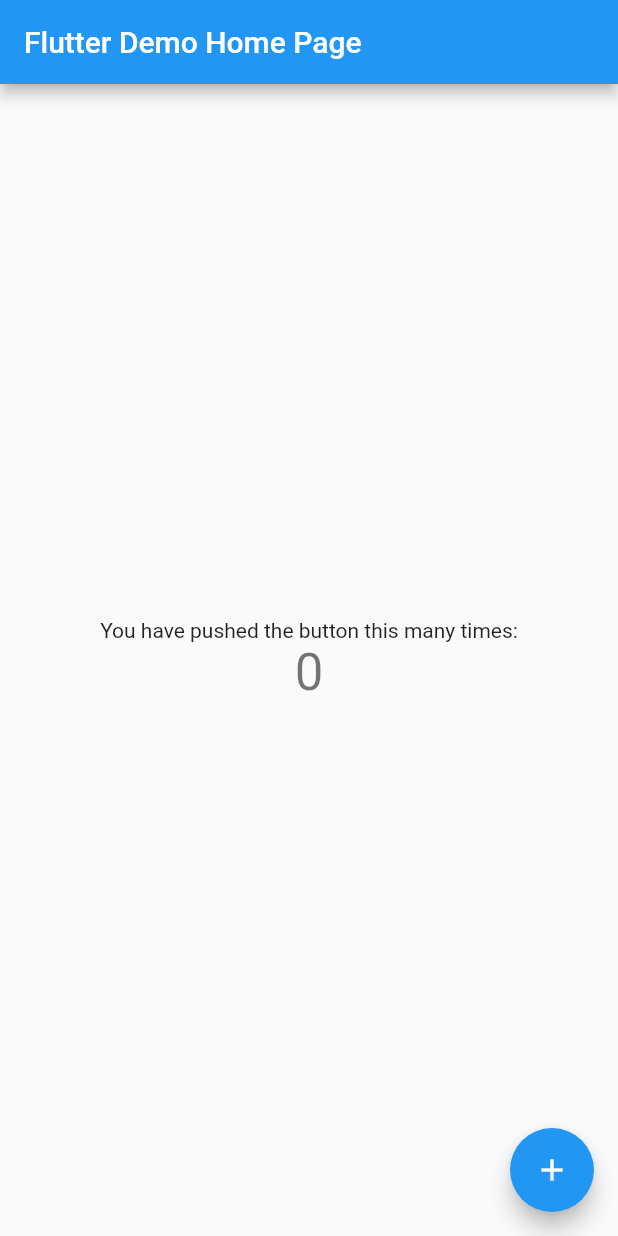
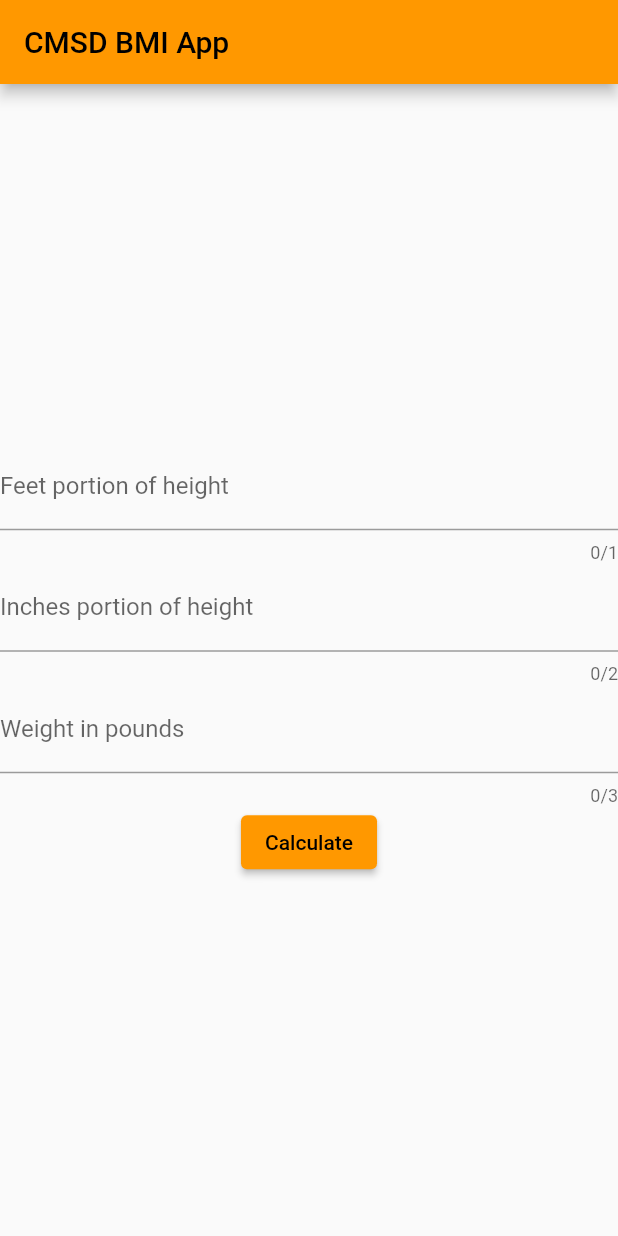
Before and after one commit to AniCricKet/flutterproject-zdl, a Flutter app: the screen it shows after launch, on a phone screen of 412 x 824 dp. Run offline on Flutter 3.47's test engine with Material 2 defaults, Android fonts, the phone set to English and light mode, and no system bars.

Commit message:
demo bmi example code

```diff
--- a/lib/main.dart
+++ b/lib/main.dart
@@ -1,36 +1,33 @@
+//import 'dart:html';
+import 'dart:math';
+
 import 'package:flutter/material.dart';
+import 'package:flutter/services.dart';
 
 void main() {
-  runApp(const MyApp());
+  runApp(const BmiApp());
 }
 
-class MyApp extends StatelessWidget {
-  const MyApp({super.key});
+class BmiApp extends StatelessWidget {
+  const BmiApp({super.key});
+  static const _title = "CMSD BMI App";
 
   // This widget is the root of your application.
   @override
   Widget build(BuildContext context) {
     return MaterialApp(
-      title: 'Flutter Demo',
+      title: _title,
       theme: ThemeData(
-        // This is the theme of your application.
-        //
-        // Try running your application with "flutter run". You'll see the
-        // application has a blue toolbar. Then, without quitting the app, try
-        // changing the primarySwatch below to Colors.green and then invoke
-        // "hot reload" (press "r" in the console where you ran "flutter run",
-        // or simply save your changes to "hot reload" in a Flutter IDE).
-        // Notice that the counter didn't reset back to zero; the application
-        // is not restarted.
-        primarySwatch: Colors.blue,
+        // This is the theme of CMSD BMI Application.
+        primarySwatch: Colors.orange,
       ),
-      home: const MyHomePage(title: 'Flutter Demo Home Page'),
+      home: const BmiHomePage(title: _title),
     );
   }
 }
 
-class MyHomePage extends StatefulWidget {
-  const MyHomePage({super.key, required this.title});
+class BmiHomePage extends StatefulWidget {
+  const BmiHomePage({super.key, required this.title});
 
   // This widget is the home page of your application. It is stateful, meaning
   // that it has a State object (defined below) that contains fields that affect
@@ -44,20 +41,99 @@
   final String title;
 
   @override
-  State<MyHomePage> createState() => _MyHomePageState();
+  State<BmiHomePage> createState() => _BmiHomePageState();
 }
 
-class _MyHomePageState extends State<MyHomePage> {
-  int _counter = 0;
+class _BmiHomePageState extends State<BmiHomePage> {
+  static const int minHeightFeet = 2;
+  static const int maxHeightFeet = 8;
+  static const int minHeightInches = 0;
+  static const int maxHeightInches = 11;
+  static const int minWeight = 30;
+  static const int maxWeight = 500;
+  static const int inchesPerFeet = 12;
+  static const double multiplier = 703;
+  static const int valueForBlankField = -1;
+  static const int numberOfFixedDigits = 1;
 
-  void _incrementCounter() {
+  String _bmiAsString = "";
+  String _errorMessage = "";
+  // Users cannot type negative numbers
+  int _feetPortionOfHeight = valueForBlankField;
+  int _inchesPortionOfHeight = valueForBlankField;
+  int _weight = valueForBlankField;
+
+  void _calculateBmi() {
     setState(() {
       // This call to setState tells the Flutter framework that something has
       // changed in this State, which causes it to rerun the build method below
-      // so that the display can reflect the updated values. If we changed
-      // _counter without calling setState(), then the build method would not be
-      // called again, and so nothing would appear to happen.
-      _counter++;
+      // so that the display can reflect the updated values.
+
+      // Validate our input: Apart from cases to validate from the requirements
+      // document
+      if ((_feetPortionOfHeight == valueForBlankField) &&
+          (_inchesPortionOfHeight == valueForBlankField) &&
+          (_weight == valueForBlankField)) {
+        _errorMessage = "Please provide height and weight.";
+        return;
+      }
+
+      if ((_feetPortionOfHeight == valueForBlankField) &&
+          (_inchesPortionOfHeight == valueForBlankField)) {
+        _errorMessage = "Please provide height.";
+        return;
+      }
+
+      if ((_feetPortionOfHeight < minHeightFeet) ||
+          (_feetPortionOfHeight > maxHeightFeet)) {
+        _errorMessage =
+            "Feet portion of height should be between $minHeightFeet and $maxHeightFeet.";
+        return;
+      }
+
+      int inchesPortionOfHeight =
+          _inchesPortionOfHeight; // temporary variable to preserve user input.
+      if (inchesPortionOfHeight == valueForBlankField) {
+        inchesPortionOfHeight = minHeightInches;
+      }
+
+      if ((inchesPortionOfHeight < minHeightInches) ||
+          (inchesPortionOfHeight > maxHeightInches)) {
+        _errorMessage =
+            "Incehs portion of height should be between $minHeightInches and $maxHeightInches";
+        return;
+      }
+
+      // Ensure that when the feet portion of height is 8 feet, then inches are 0 or not provided
+      if ((_feetPortionOfHeight == maxHeightFeet) &&
+          (inchesPortionOfHeight != minHeightInches)) {
+        _errorMessage =
+            "When height is $maxHeightFeet feet, inches portion should be blank or $minHeightInches.";
+        return;
+      }
+
+      // Validate weight
+      if (_weight == valueForBlankField) {
+        _errorMessage = "Please provide weight.";
+        return;
+      }
+
+      if ((_weight < minWeight) || (_weight > maxWeight)) {
+        _errorMessage =
+            "Please provide weight between $minWeight and $maxWeight pounds.";
+        return;
+      }
+
+      _errorMessage = ""; // no error
+
+      // now compute the BMI
+      int totalHeightInInches =
+          (_feetPortionOfHeight * inchesPerFeet) + inchesPortionOfHeight;
+      double bmi =
+          ((_weight.toDouble()) / (pow(totalHeightInInches, 2).toDouble())) *
+              multiplier;
+
+      _bmiAsString = bmi.toStringAsFixed(numberOfFixedDigits);
     });
   }
 
@@ -79,37 +155,73 @@
         // Center is a layout widget. It takes a single child and positions it
         // in the middle of the parent.
         child: Column(
-          // Column is also a layout widget. It takes a list of children and
-          // arranges them vertically. By default, it sizes itself to fit its
-          // children horizontally, and tries to be as tall as its parent.
-          //
-          // Invoke "debug painting" (press "p" in the console, choose the
-          // "Toggle Debug Paint" action from the Flutter Inspector in Android
-          // Studio, or the "Toggle Debug Paint" command in Visual Studio Code)
-          // to see the wireframe for each widget.
-          //
-          // Column has various properties to control how it sizes itself and
-          // how it positions its children. Here we use mainAxisAlignment to
-          // center the children vertically; the main axis here is the vertical
-          // axis because Columns are vertical (the cross axis would be
-          // horizontal).
+          // Per Requirement we should have three input boxes (two for height,
+          // one for weight) and a calculate button
           mainAxisAlignment: MainAxisAlignment.center,
           children: <Widget>[
-            const Text(
-              'You have pushed the button this many times:',
+            TextField(
+              showCursor: true,
+              maxLength: 1,
+              enabled: true,
+              decoration: const InputDecoration(
+                labelText: "Feet portion of height",
+              ),
+              keyboardType: TextInputType.number,
+              onChanged: (value) => _feetPortionOfHeight =
+                  (value.trim() == "") ? valueForBlankField : int.parse(value),
+              inputFormatters: <TextInputFormatter>[
+                FilteringTextInputFormatter.digitsOnly,
+              ],
             ),
-            Text(
-              '$_counter',
-              style: Theme.of(context).textTheme.headline4,
+            TextField(
+              showCursor: true,
+              maxLength: 2,
+              enabled: true,
+              decoration: const InputDecoration(
+                labelText: "Inches portion of height",
+              ),
+              keyboardType: TextInputType.number,
+              onChanged: (value) => _inchesPortionOfHeight =
+                  (value.trim() == "") ? valueForBlankField : int.parse(value),
+              inputFormatters: <TextInputFormatter>[
+                FilteringTextInputFormatter.digitsOnly
+              ],
+            ),
+            TextField(
+              showCursor: true,
+              maxLength: 3,
+              enabled: true,
+              decoration: const InputDecoration(
+                labelText: "Weight in pounds",
+              ),
+              keyboardType: TextInputType.number,
+              onChanged: (value) => _weight =
+                  (value.trim() == "") ? valueForBlankField : int.parse(value),
+              inputFormatters: <TextInputFormatter>[
+                FilteringTextInputFormatter.digitsOnly
+              ],
+            ),
+            ElevatedButton(
+              onPressed: _calculateBmi,
+              child: const Text("Calculate"),
+            ),
+            Visibility(
+                visible: (_errorMessage != ""),
+                child: Text(_errorMessage,
+                    style: const TextStyle(
+                      color: Colors.red,
+                      fontWeight: FontWeight.bold,
+                    ))),
+            Visibility(
+              visible: ((_errorMessage == "") && (_bmiAsString != "")),
+              child: Text(
+                'BMI is: $_bmiAsString',
+                style: Theme.of(context).textTheme.headline4,
+              ),
             ),
           ],
         ),
       ),
-      floatingActionButton: FloatingActionButton(
-        onPressed: _incrementCounter,
-        tooltip: 'Increment',
-        child: const Icon(Icons.add),
-      ), // This trailing comma makes auto-formatting nicer for build methods.
     );
   }
 }
```
